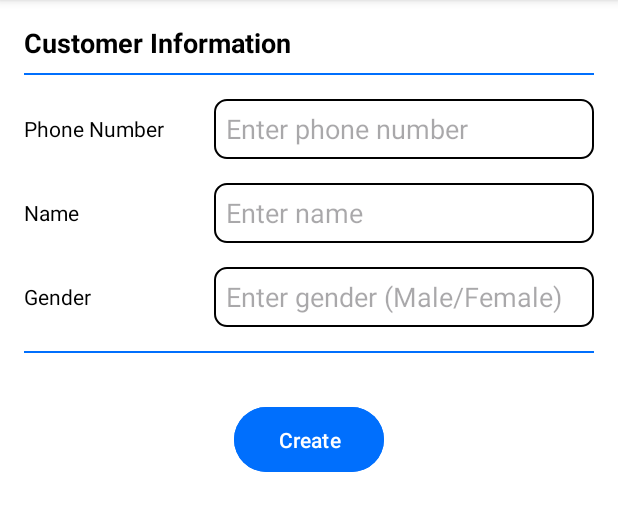
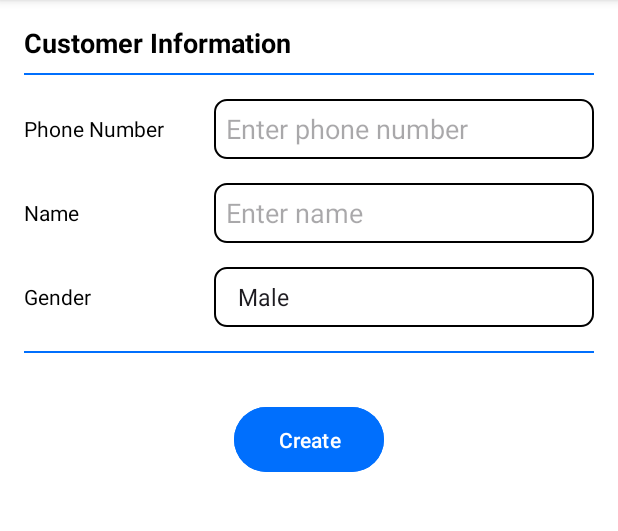
Before and after one commit to HoHoangHvy/piny-port-mobile-app, an Android app: the fragment CreateCustomerFragment shown on its own in the app's theme, after a tap on "Create", on a phone screen of 412 x 824 dp, the part 96-627 px from its top. Run offline under Robolectric (Android 15) with nearby library versions, the phone set to English and light mode, and no system bars; 1 statement that could not run was skipped.

Commit message:
[FEAT] Create customer

```diff
--- a/app/src/main/java/com/example/pinyport/ui/customers/CreateCustomerFragment.java
+++ b/app/src/main/java/com/example/pinyport/ui/customers/CreateCustomerFragment.java
@@ -4,6 +4,7 @@ import android.os.Bundle;
 import android.view.LayoutInflater;
 import android.view.View;
 import android.view.ViewGroup;
+import android.widget.ArrayAdapter;
 import android.widget.Toast;
 
 import androidx.annotation.NonNull;
@@ -29,6 +30,7 @@ public class CreateCustomerFragment extends Fragment {
     public View onCreateView(@NonNull LayoutInflater inflater, ViewGroup container, Bundle savedInstanceState) {
         binding = FragmentCreateCustomerBinding.inflate(inflater, container, false);
         apiService = ApiClient.getClient(requireContext()).create(ApiService.class);
+        setupGenderSpinner();
 
         // Set click listener for the create customer button
         binding.buttonCreateCustomer.setOnClickListener(v -> createCustomer());
@@ -40,7 +42,7 @@ public class CreateCustomerFragment extends Fragment {
         // Collect data from the UI
         String name = binding.nameInput.getText().toString().trim();
         String phone = binding.phoneNumberInput.getText().toString().trim();
-        String gender = binding.genderInput.getText().toString().trim();
+        String gender = binding.genderSpinner.getSelectedItem().toString();
 
         // Validate input fields
         if (name.isEmpty() || phone.isEmpty() || gender.isEmpty()) {
@@ -76,12 +78,25 @@ public class CreateCustomerFragment extends Fragment {
             }
         });
     }
+    private void setupGenderSpinner() {
+        // Define gender options
+        String[] genders = {"Male", "Female"};
+
+        // Create an ArrayAdapter using the gender array and a default spinner layout
+        ArrayAdapter<String> adapter = new ArrayAdapter<>(requireContext(), android.R.layout.simple_spinner_item, genders);
+
+        // Specify the layout to use when the list of choices appears
+        adapter.setDropDownViewResource(android.R.layout.simple_spinner_dropdown_item);
+
+        // Apply the adapter to the spinner
+        binding.genderSpinner.setAdapter(adapter);
+    }
 
     private void clearForm() {
         // Clear the input fields after successful creation
         binding.nameInput.setText("");
         binding.phoneNumberInput.setText("");
-        binding.genderInput.setText("");
+        binding.genderSpinner.setSelection(0); // Reset the Spinner to the first item
     }
 
     @Override
--- a/app/src/main/res/layout/fragment_create_customer.xml
+++ b/app/src/main/res/layout/fragment_create_customer.xml
@@ -93,17 +93,14 @@
             android:text="Gender"
             android:textColor="@android:color/black" />
 
-        <EditText
-            android:id="@+id/genderInput"
+        <Spinner
+            android:id="@+id/genderSpinner"
             android:layout_width="0dp"
             android:layout_height="40dp"
             android:layout_weight="2"
             android:background="@drawable/rounded_corners"
-            android:hint="Enter gender (Male/Female)"
-            android:padding="8dp"
-            android:inputType="text" />
+            android:padding="8dp" />
     </LinearLayout>
-
     <View
         android:layout_width="match_parent"
         android:layout_height="1dp"
```
